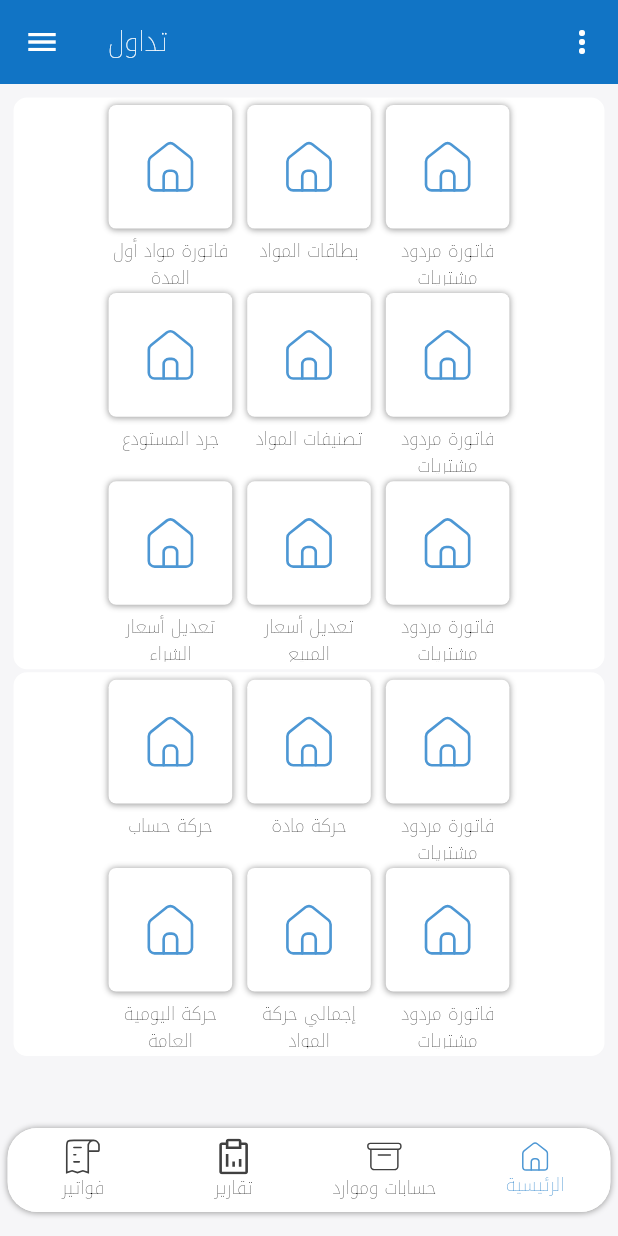
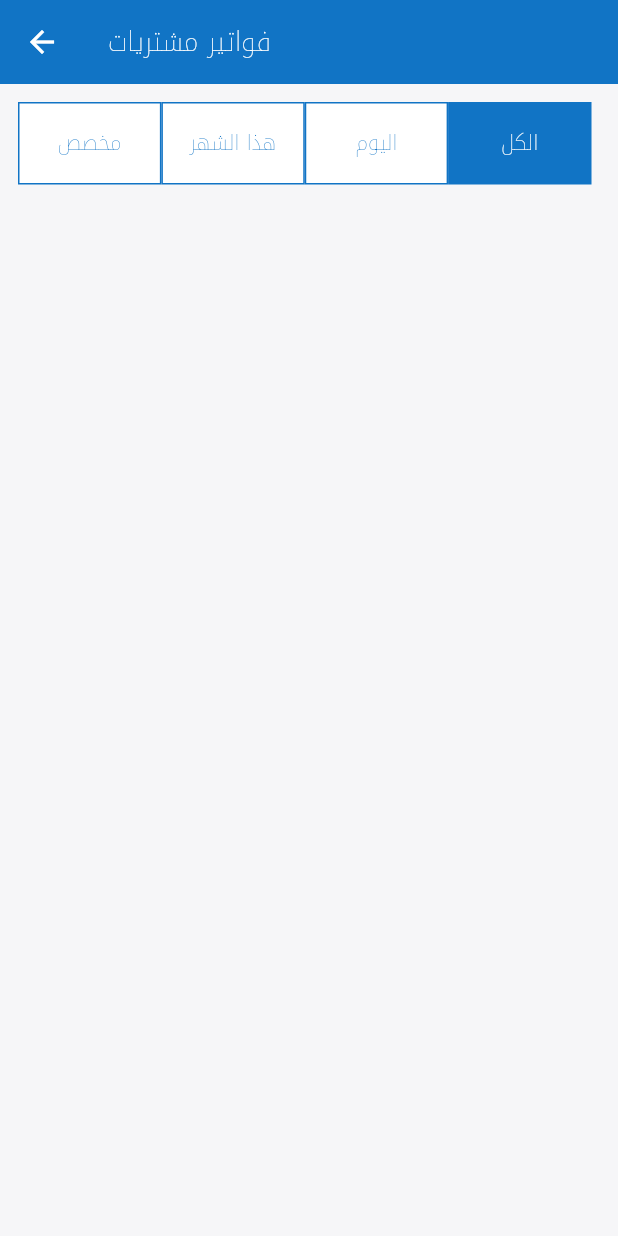
Before and after one commit to salimo2002/template, a Flutter app: the HomeView screen opened by its route, item 4 of the bottom bar chosen, after a tap on "جرد المستودع", on a phone screen of 412 x 824 dp. Run offline on Flutter 3.47's test engine with Material 3 defaults, Android fonts, the phone set to English and light mode, and no system bars; our stand-ins replace flutter_bloc, flutter_svg, image_picker, video_player; missing offline and left inert: font_awesome_icon_class, mobile_scanner; accounts and stored records are empty; network calls fail.

Commit message:
create invoice review view

```diff
--- a/lib/main.dart
+++ b/lib/main.dart
@@ -10,6 +10,7 @@ import 'package:template/views/add_account_and_update_view.dart';
 import 'package:template/views/create_a_sales_invoice_view.dart';
 import 'package:template/views/home_view.dart';
 import 'package:template/views/invoice_details_view.dart';
+import 'package:template/views/invoice_review_view.dart';
 import 'package:template/views/material_card_view.dart';
 import 'package:template/views/material_classifications_view.dart';
 import 'package:template/views/new_material_view.dart';
@@ -66,6 +67,7 @@ class Template extends StatelessWidget {
           CreateASalesInvoiceView.id: (context) => CreateASalesInvoiceView(),
           InvoiceDetailsView.id: (context) => InvoiceDetailsView(),
           SplashVideoScreen.id: (context) => SplashVideoScreen(),
+          InvoiceReviewView.id: (context)=> InvoiceReviewView()
         },
         initialRoute: SplashVideoScreen.id,
       ),
--- a/lib/views/invoice_details_view.dart
+++ b/lib/views/invoice_details_view.dart
@@ -1,5 +1,3 @@
-import 'dart:developer';
-
 import 'package:flutter/material.dart';
 import 'package:flutter_bloc/flutter_bloc.dart';
 import 'package:template/cubit/account%20cubit/accounts_cubit.dart';
--- /dev/null
+++ b/lib/views/invoice_review_view.dart
@@ -0,0 +1,22 @@
+import 'package:flutter/material.dart';
+import 'package:template/utils/custom_app_bar.dart';
+import 'package:template/widgets/Invoice%20review/filter_invoice_review.dart';
+
+class InvoiceReviewView extends StatelessWidget {
+  const InvoiceReviewView({super.key});
+  static String id = 'InvoiceReviewView';
+  @override
+  Widget build(BuildContext context) {
+    return Scaffold(
+      appBar: customAppBar(
+        context: context,
+        title: 'فواتير مشتريات',
+        showIcons: false,
+      ),
+      body: Padding(
+        padding: const EdgeInsets.all(12),
+        child: Column(children: [FilterInvoiceReview()]),
+      ),
+    );
+  }
+}
--- /dev/null
+++ b/lib/widgets/Invoice review/filter_invoice_review.dart
@@ -0,0 +1,52 @@
+
+
+import 'package:flutter/widgets.dart';
+import 'package:template/utils/constants.dart';
+import 'package:template/utils/font_style.dart';
+import 'package:template/utils/responsive_text.dart';
+
+class FilterInvoiceReview extends StatelessWidget {
+  const FilterInvoiceReview({
+    super.key,
+  });
+
+  @override
+  Widget build(BuildContext context) {
+    return Row(
+      children: [
+        ContainerFilter(containerColor: kWhite,text: 'مخصص',textColor: kBlueAccent,),
+        ContainerFilter(containerColor: kWhite,text: 'هذا الشهر',textColor: kBlueAccent),
+        ContainerFilter(containerColor: kWhite,text: 'اليوم',textColor: kBlueAccent),
+        ContainerFilter(containerColor: kBlueAccent,text: 'الكل',textColor: kWhite),
+      ],
+    );
+  }
+}
+
+class ContainerFilter extends StatelessWidget {
+  const ContainerFilter({
+    super.key, required this.text, required this.containerColor, required this.textColor,
+  });
+final String text;
+final Color containerColor;
+final Color textColor;
+  @override
+  Widget build(BuildContext context) {
+    return Container(
+      decoration: BoxDecoration(
+        color: containerColor,
+        border: Border.all(color: kBlueAccent, width: 1),
+      ),
+      width: MediaQuery.sizeOf(context).width*0.232,
+      height: 55,
+      child: Center(
+        child: Text(
+          text,
+          style: FontStyleApp.blueAccent18.copyWith(
+            fontSize: getResponsiveText(context, 14),color: textColor
+          ),
+        ),
+      ),
+    );
+  }
+}
--- a/lib/widgets/home view widgets/product_catalog.dart
+++ b/lib/widgets/home view widgets/product_catalog.dart
@@ -1,5 +1,6 @@
 import 'package:flutter/material.dart';
 import 'package:font_awesome_icon_class/font_awesome_icon_class.dart';
+import 'package:template/views/invoice_review_view.dart';
 import 'package:template/views/material_card_view.dart';
 import 'package:template/views/material_classifications_view.dart';
 import 'package:template/widgets/home%20view%20widgets/custom_container.dart';
@@ -35,7 +36,10 @@ class ProductCatalog extends StatelessWidget {
             onTap3: () {},
             icon1: Icons.speed,
             icon2: FontAwesomeIcons.boxArchive,
-            onTap1: () {},
+            onTap1: () {
+              Navigator.pushNamed(context, InvoiceReviewView.id);
+
+            },
             onTap2: () {
               Navigator.pushNamed(context, MaterialClassificationsView.id);
             },
```
